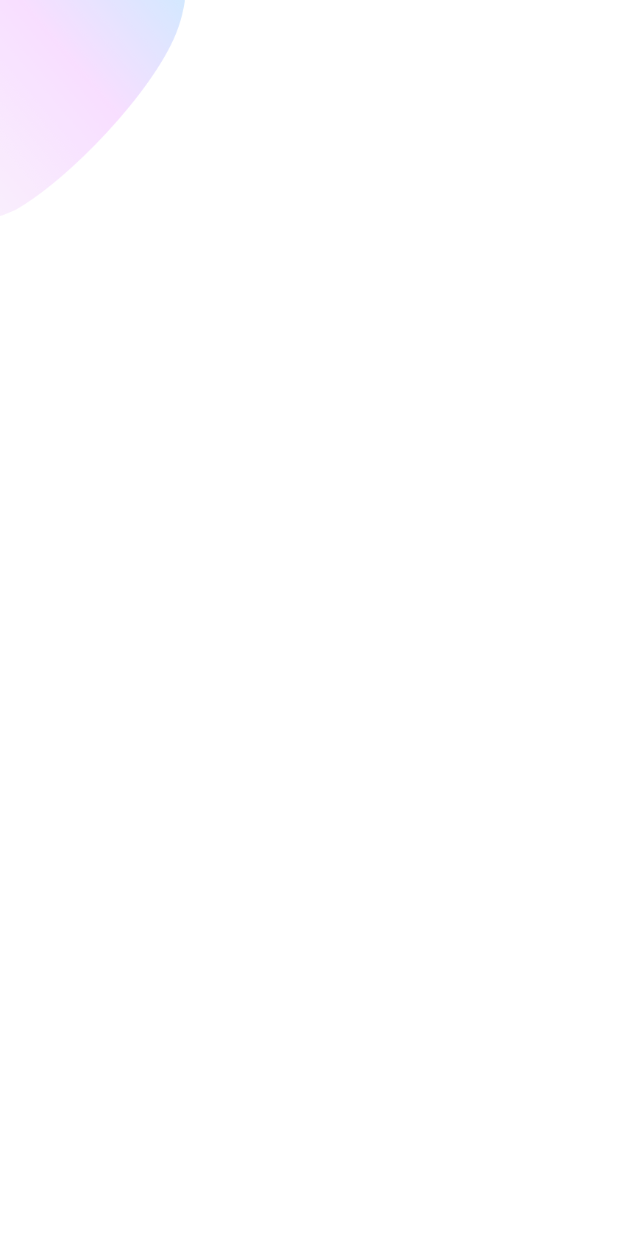
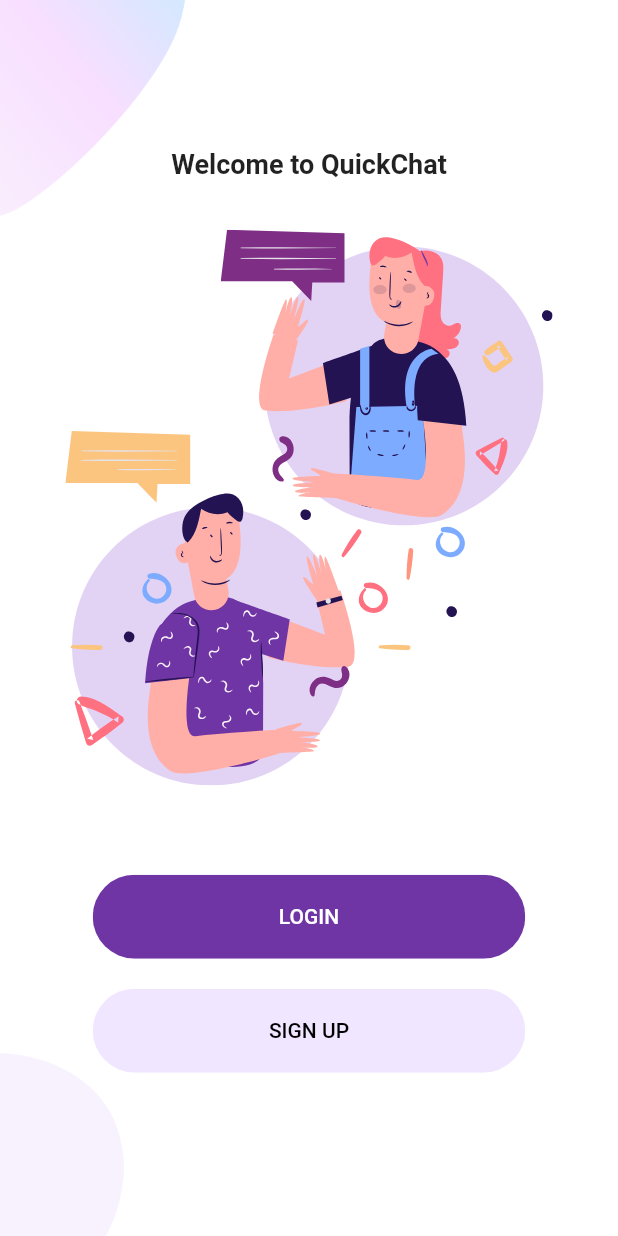
Before and after one commit to iamartyaa/quick_chat, a Flutter app: the screen it shows after launch, on a phone screen of 412 x 824 dp. Run offline on Flutter 3.47's test engine with Material 2 defaults, Android fonts, the phone set to English and light mode, and no system bars; our stand-ins replace flutter_svg.

Commit message:
custom background

```diff
--- /dev/null
+++ b/lib/screens/login/components/body.dart
@@ -0,0 +1,38 @@
+import 'package:flutter/material.dart';
+
+class Body extends StatelessWidget {
+  const Body({
+    Key? key,
+  }) : super(key: key);
+
+
+  @override
+  Widget build(BuildContext context) {
+    Size size = MediaQuery.of(context).size;
+    return Container(
+      width: double.infinity,
+      height: size.height,
+      child: Stack(
+        alignment: Alignment.center,
+        children: [
+          Positioned(
+            top: 0,
+            left: 0,
+            child: Image.asset(
+              'assets/images/main_top.png',
+              width: size.width * 0.35,
+            ),
+          ),
+          Positioned(
+            bottom: 0,
+            right: 0,
+            child: Image.asset(
+              'assets/images/login_bottom.png',
+              width: size.width * 0.4,
+            ),
+          ),
+        ],
+      ),
+    );
+  }
+}
--- /dev/null
+++ b/lib/screens/welcome/components/background.dart
@@ -0,0 +1,40 @@
+import 'package:flutter/material.dart';
+
+class Background extends StatelessWidget {
+  final Widget child;
+  const Background({
+    Key? key,
+    required this.child,
+  }) : super(key: key);
+
+  @override
+  Widget build(BuildContext context) {
+    Size size = MediaQuery.of(context).size;
+    return Container(
+      height: size.height,
+      width: double.infinity,
+      child: Stack(
+        alignment: Alignment.center,
+        children: [
+        Positioned(
+          top: 0,
+          left: 0,
+          child: Image.asset(
+            "assets/images/main_top.png",
+            width: size.width*0.3,
+          ),
+        ),
+        Positioned(
+          bottom: 0,
+          left: 0,
+          child: Image.asset(
+            "assets/images/main_bottom.png",
+            width: size.width*0.2,
+          ),
+        ),
+        child,
+      ],
+      ),
+    );
+  }
+}
--- a/lib/screens/welcome/components/body.dart
+++ b/lib/screens/welcome/components/body.dart
@@ -1,4 +1,10 @@
 import 'package:flutter/material.dart';
+import 'package:flutter_svg/flutter_svg.dart';
+import 'package:quick_chat/constants.dart';
+import 'package:quick_chat/screens/login/login-screen.dart';
+
+import '../../../components/rounded_button.dart';
+import 'background.dart';
 
 class Body extends StatelessWidget {
   const Body({super.key});
@@ -6,21 +12,36 @@
   @override
   Widget build(BuildContext context) {
     Size size = MediaQuery.of(context).size;
-    return Container(
-      height: size.height,
-      width: double.infinity,
-      child: Stack(
-        alignment: Alignment.center,
-        children: [
-        Positioned(
-          top: 0,
-          left: 0,
-          child: Image.asset(
-            "assets/images/main_top.png",
-            width: size.width*0.3,
-          ),
+    return Background(
+      child: SingleChildScrollView(
+        child: Column(
+          mainAxisAlignment: MainAxisAlignment.center,
+          children: [
+            const Text(
+              'Welcome to QuickChat',
+              style: TextStyle(fontWeight: FontWeight.bold,fontSize: 18),
+            ),
+            SizedBox(height: size.height*0.04,),
+            SvgPicture.asset(
+              'assets/icons/chat.svg',
+              height: size.height * 0.45,
+            ),
+            SizedBox(height: size.height*0.06,),
+            RoundedButton(
+              text: 'LOGIN',
+              press: (){
+                Navigator.of(context).pushNamed(LoginScreen.routeName);
+              },
+            ),
+            RoundedButton(
+              text: 'SIGN UP',
+              press: (){},
+              color: kPrimaryLightColor,
+              textColor: Colors.black,
+            ),
+          ],
         ),
-      ]),
+      ),
     );
   }
 }
```
